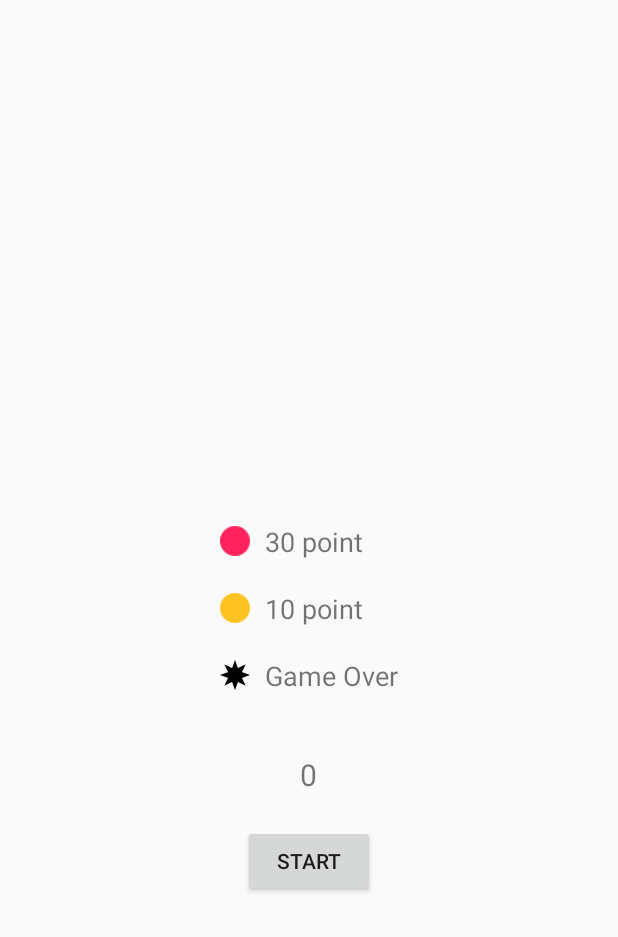
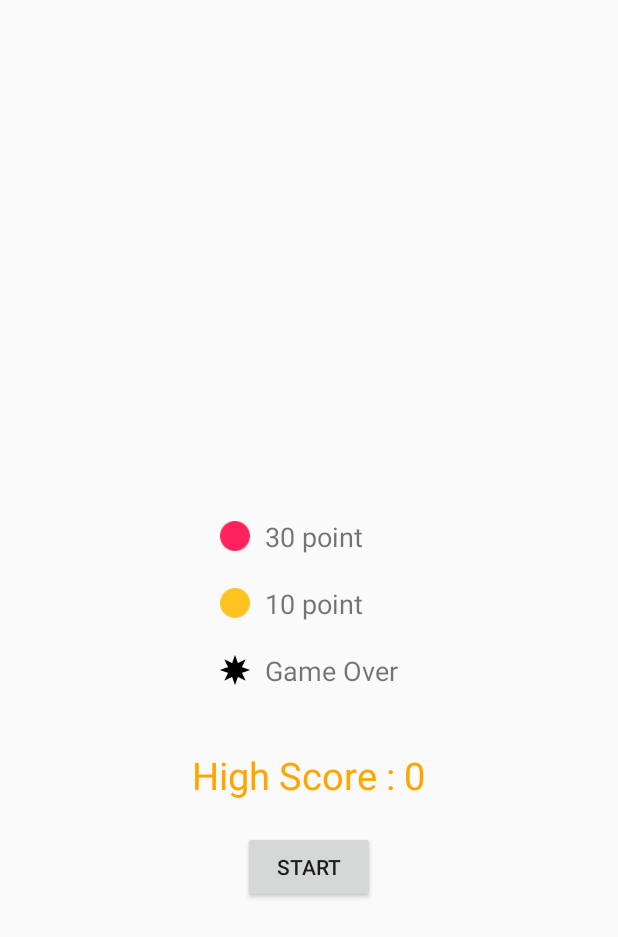
Before and after one commit to wat128/CatchTheBall, an Android app: the screen it shows after launch (StartActivity), on a phone screen of 412 x 824 dp. Shown: the top 937 px of the screen. Run offline under Robolectric (Android 15) with nearby library versions, the light colour scheme and no system bars.

Commit message:
タイトル画面のレイアウト調整

```diff
--- a/app/src/main/java/com/wat128/catchtheball/StartActivity.java
+++ b/app/src/main/java/com/wat128/catchtheball/StartActivity.java
@@ -21,7 +21,7 @@ public class StartActivity extends AppCompatActivity {
         highScoreLabel = findViewById(R.id.highScoreLabel);
         SharedPreferences sharedPreferences = getSharedPreferences("GAME_DATA", MODE_PRIVATE);
         int highScore = sharedPreferences.getInt("HIGH_SCORE", 0);
-        highScoreLabel.setText(highScore + "");
+        highScoreLabel.setText("High Score : " + highScore);
 
         soundPlayer = new SoundPlayer(this);
     }
--- a/app/src/main/res/layout/activity_start.xml
+++ b/app/src/main/res/layout/activity_start.xml
@@ -69,7 +69,8 @@
         android:layout_width="wrap_content"
         android:layout_height="wrap_content"
         android:text="High Score : 300"
-        android:textSize="20sp"
+        android:textSize="25sp"
+        android:textColor="#ffa500"
         android:layout_marginTop="40dp"/>
 
     <Button
```
